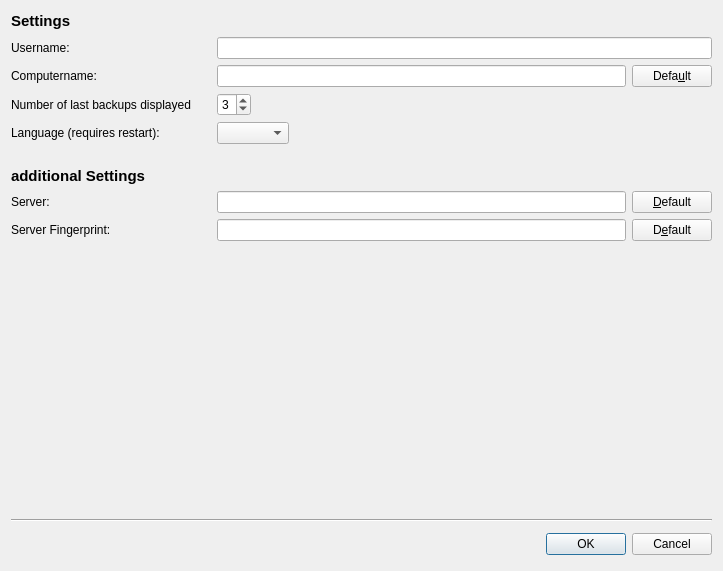
The window that src/gui/settings_form.ui (stepping-stone/sepiola) describes before a commit, drawn with Qt 5.
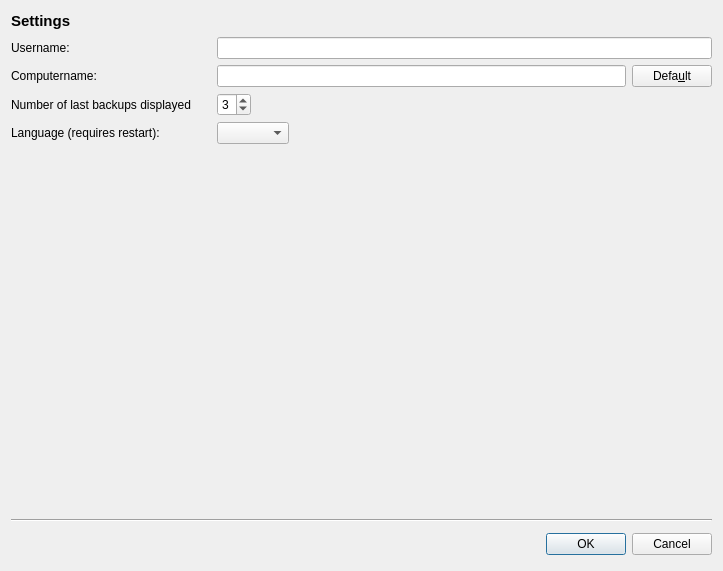
The same window after the commit.

Commit message: faulty properties in UIs corrected

Diff of the .ui file:
```diff
--- a/src/gui/settings_form.ui
+++ b/src/gui/settings_form.ui
@@ -214,127 +214,6 @@
      </item>
     </layout>
    </item>
-   <item>
-    <layout class="QHBoxLayout" >
-     <item>
-      <widget class="QLabel" name="label_6" >
-       <property name="font" >
-        <font>
-         <pointsize>11</pointsize>
-         <weight>75</weight>
-         <bold>true</bold>
-        </font>
-       </property>
-       <property name="text" >
-        <string>
-additional Settings</string>
-       </property>
-      </widget>
-     </item>
-     <item>
-      <spacer>
-       <property name="orientation" >
-        <enum>Qt::Horizontal</enum>
-       </property>
-       <property name="sizeHint" stdset="0" >
-        <size>
-         <width>40</width>
-         <height>20</height>
-        </size>
-       </property>
-      </spacer>
-     </item>
-    </layout>
-   </item>
-   <item>
-    <layout class="QHBoxLayout" >
-     <item>
-      <widget class="QLabel" name="labelServer" >
-       <property name="sizePolicy" >
-        <sizepolicy vsizetype="Fixed" hsizetype="Fixed" >
-         <horstretch>0</horstretch>
-         <verstretch>0</verstretch>
-        </sizepolicy>
-       </property>
-       <property name="minimumSize" >
-        <size>
-         <width>200</width>
-         <height>0</height>
-        </size>
-       </property>
-       <property name="toolTip" >
-        <string/>
-       </property>
-       <property name="text" >
-        <string>Server:</string>
-       </property>
-      </widget>
-     </item>
-     <item>
-      <widget class="QLineEdit" name="lineEditServer" >
-       <property name="enabled" >
-        <bool>true</bool>
-       </property>
-       <property name="text" >
-        <string/>
-       </property>
-       <property name="readOnly" >
-        <bool>false</bool>
-       </property>
-      </widget>
-     </item>
-     <item>
-      <widget class="QPushButton" name="btnDefaultServer" >
-       <property name="text" >
-        <string>&amp;Default</string>
-       </property>
-      </widget>
-     </item>
-    </layout>
-   </item>
-   <item>
-    <layout class="QHBoxLayout" >
-     <item>
-      <widget class="QLabel" name="labelServerKey" >
-       <property name="sizePolicy" >
-        <sizepolicy vsizetype="Fixed" hsizetype="Fixed" >
-         <horstretch>0</horstretch>
-         <verstretch>0</verstretch>
-        </sizepolicy>
-       </property>
-       <property name="minimumSize" >
-        <size>
-         <width>200</width>
-         <height>0</height>
-        </size>
-       </property>
-       <property name="text" >
-        <string>Server Fingerprint:</string>
-       </property>
-      </widget>
-     </item>
-     <item>
-      <widget class="QLineEdit" name="lineEditServerKey" >
-       <property name="enabled" >
-        <bool>true</bool>
-       </property>
-       <property name="text" >
-        <string/>
-       </property>
-       <property name="readOnly" >
-        <bool>false</bool>
-       </property>
-      </widget>
-     </item>
-     <item>
-      <widget class="QPushButton" name="btnDefaultServerKey" >
-       <property name="text" >
-        <string>D&amp;efault</string>
-       </property>
-      </widget>
-     </item>
-    </layout>
-   </item>
    <item>
     <spacer>
      <property name="orientation" >
```
The commit also changes 3 other files.
